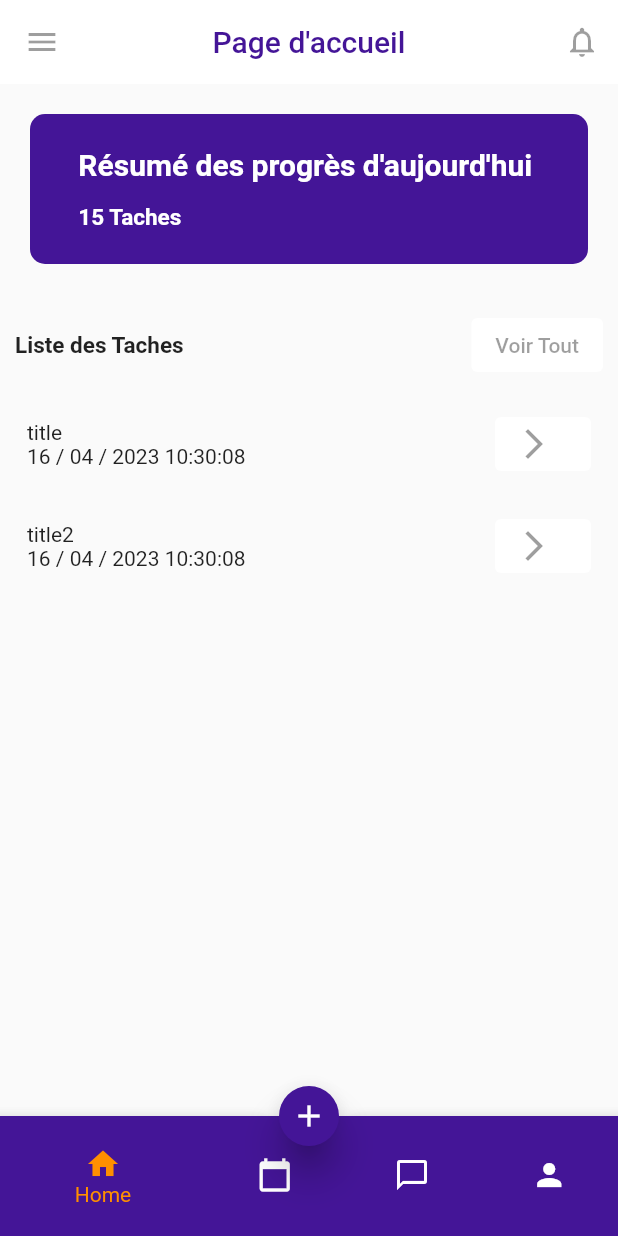
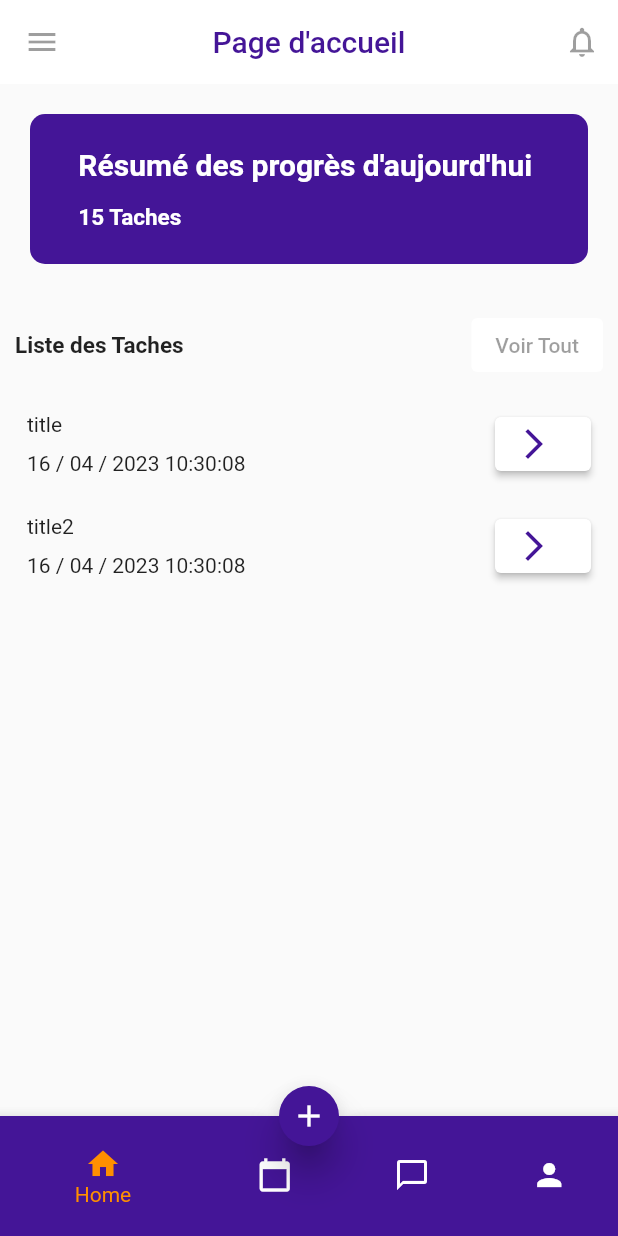
Before and after one commit to ousseynoukone/gestion_tache, a Flutter app: the Accueil screen opened directly, on a phone screen of 412 x 824 dp. Run offline on Flutter 3.47's test engine with Material 2 defaults, Android fonts, the phone set to English and light mode, and no system bars; our stand-ins replace date_field; Roboto replaces fonts that are missing (Raleway).

Commit message:
modify task : create page

```diff
--- a/lib/globals/globals.dart
+++ b/lib/globals/globals.dart
@@ -1,5 +1,9 @@
 library gestion_tache.globals;
+
+import 'package:gestion_tache/interfaces/Default/models/task.dart';
 
 String username = "";
 String password = "";
 String? errorMessage;
+
+Task? task = null;
--- a/lib/interfaces/Default/accueil.dart
+++ b/lib/interfaces/Default/accueil.dart
@@ -2,6 +2,7 @@ import 'package:flutter/material.dart';
 import 'package:gestion_tache/interfaces/Default/add_task.dart';
 import 'package:gestion_tache/interfaces/Default/models/task.dart';
 import 'package:intl/intl.dart';
+import '../../globals/globals.dart' as globals;
 
 class Accueil extends StatefulWidget {
   const Accueil({super.key});
@@ -237,14 +238,24 @@ class TaskItem extends StatelessWidget {
         children: [
           Column(
             crossAxisAlignment: CrossAxisAlignment.start,
-            children: [Text("${task.title}"), Text("${formatDate()}")],
+            children: [
+              Text("${task.title}"),
+              SizedBox(height: 10.0),
+              Text("${formatDate()}")
+            ],
           ),
           ElevatedButton.icon(
-            onPressed: null,
+            onPressed: () {
+              globals.task = this.task;
+              Navigator.push(context,
+                  MaterialPageRoute(builder: (context) => const AddTask()));
+            },
             icon: Icon(Icons.arrow_forward_ios),
             label: Text(""),
             style: ButtonStyle(
               backgroundColor: MaterialStatePropertyAll(Colors.white),
+              foregroundColor:
+                  MaterialStatePropertyAll(Theme.of(context).primaryColor),
             ),
           ),
         ],
```
Also changed, not shown: lib/interfaces/Default/add_task.dart (+49 -7 lines).
